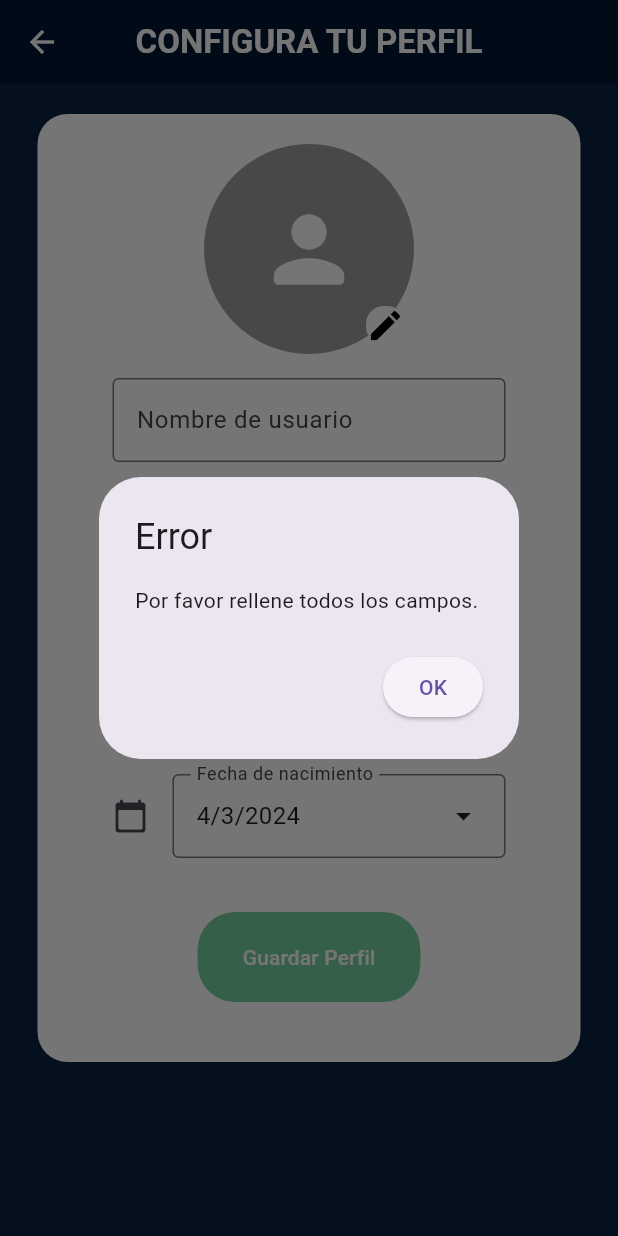
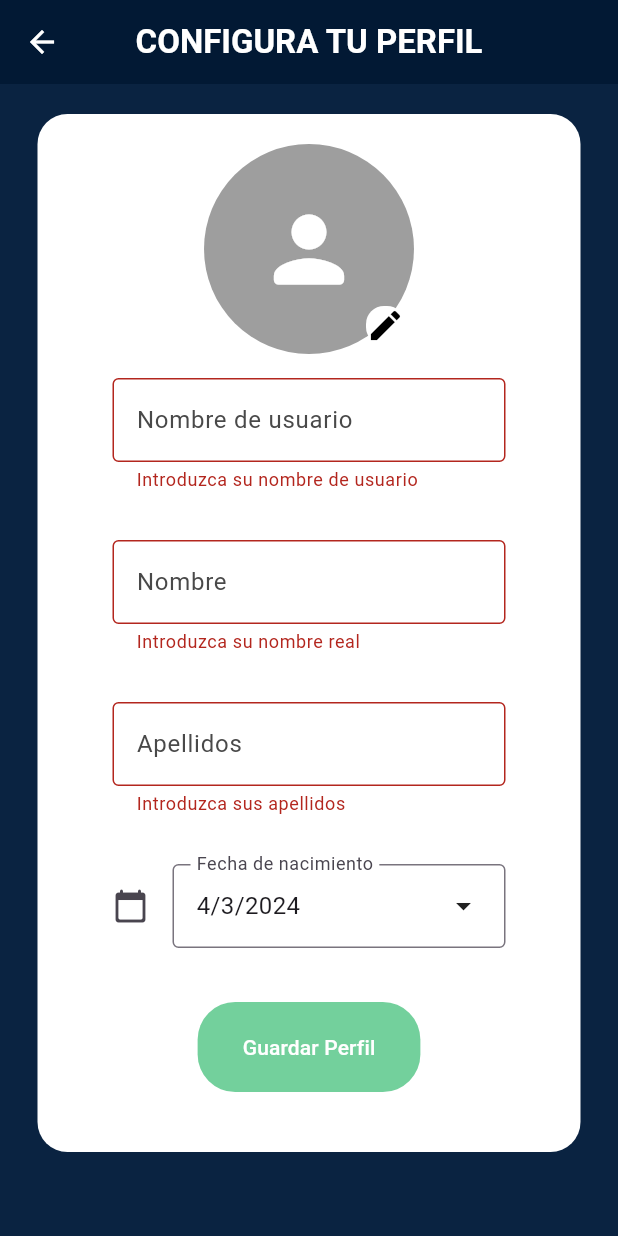
Before and after one commit to marcomar31/MarcoMartinez_ExamenFinal_PMDM_PSP, a Flutter app: the CreaPerfilView screen opened by its route, after a tap on "Guardar Perfil", on a phone screen of 412 x 824 dp. Run offline on Flutter 3.47's test engine with Material 3 defaults, Android fonts, the phone set to English and light mode, and no system bars; our stand-ins replace cloud_firestore, firebase_auth, firebase_core, firebase_storage, geolocator, google_maps_flutter and 2 more; accounts and stored records are empty; generated files the repository leaves out were written again; statements that could not run were skipped.

Commit message:
Commit 46: Arreglado error de actualización de la ubicación del usuario. Añadidas validaciones GlobalKey<FormState> a CreaPerfilView.

```diff
--- a/marcomartinez_examenfinal/lib/OnBoarding/CreaPerfilView.dart
+++ b/marcomartinez_examenfinal/lib/OnBoarding/CreaPerfilView.dart
@@ -23,6 +23,8 @@ class _CreaPerfilViewState extends State<CreaPerfilView> {
   FirebaseAdmin fbAdmin = FirebaseAdmin();
   late User usuarioActual;
 
+  late GlobalKey<FormState> _formKey;
+
   TextEditingController tecNombreUsuario = TextEditingController();
   TextEditingController tecNombre = TextEditingController();
   TextEditingController tecApellidos = TextEditingController();
@@ -34,6 +36,7 @@ class _CreaPerfilViewState extends State<CreaPerfilView> {
   void initState() {
     super.initState();
     usuarioActual = DataHolder().usuarioActual!;
+    _formKey = GlobalKey<FormState>();
   }
 
   @override
@@ -67,6 +70,8 @@ class _CreaPerfilViewState extends State<CreaPerfilView> {
                   borderRadius: BorderRadius.circular(20),
                 ),
                 padding: const EdgeInsets.symmetric(horizontal: 50, vertical: 20),
+                child: Form(
+                  key: _formKey,
                   child: Column(
                     mainAxisAlignment: MainAxisAlignment.center,
                     mainAxisSize: MainAxisSize.min,
@@ -148,15 +153,15 @@ class _CreaPerfilViewState extends State<CreaPerfilView> {
                       ),
                       Padding(
                         padding: const EdgeInsets.symmetric(vertical: 16),
-                      child: OnBoardingFormField(tec: tecNombreUsuario, label: 'Nombre de usuario', isPassword: false,),
+                        child: OnBoardingFormField(tec: tecNombreUsuario, label: 'Nombre de usuario', isPassword: false, mensajeError: "Introduzca su nombre de usuario"),
                       ),
                       Padding(
                         padding: const EdgeInsets.symmetric(vertical: 16),
-                      child: OnBoardingFormField(tec: tecNombre, label: 'Nombre', isPassword: false,),
+                        child: OnBoardingFormField(tec: tecNombre, label: 'Nombre', isPassword: false, mensajeError: "Introduzca su nombre real",),
                       ),
                       Padding(
                         padding: const EdgeInsets.symmetric(vertical: 16),
-                      child: OnBoardingFormField(tec: tecApellidos, label: 'Apellidos', isPassword: false,),
+                        child: OnBoardingFormField(tec: tecApellidos, label: 'Apellidos', isPassword: false, mensajeError: "Introduzca sus apellidos"),
                       ),
                       Padding(
                         padding: const EdgeInsets.symmetric(vertical: 16),
@@ -166,7 +171,7 @@ class _CreaPerfilViewState extends State<CreaPerfilView> {
                             decoration: const InputDecoration(
                               border: OutlineInputBorder(),
                               labelText: 'Fecha de nacimiento',
-                            icon: Icon(Icons.calendar_today_rounded),
+                              icon: Icon(Icons.calendar_today_rounded,),
                             ),
                             child: Row(
                               mainAxisAlignment: MainAxisAlignment.spaceBetween,
@@ -194,6 +199,7 @@ class _CreaPerfilViewState extends State<CreaPerfilView> {
                   ),
                 ),
               ),
+            ),
           ]),
         ),
       ),
@@ -215,24 +221,30 @@ class _CreaPerfilViewState extends State<CreaPerfilView> {
   }
 
   Future<void> _guardarPerfil() async {
+    if (_formKey.currentState!.validate()) {
       String nombreUsuario = tecNombreUsuario.text.trim();
       String nombre = tecNombre.text.trim();
       String apellidos = tecApellidos.text.trim();
-    if (nombreUsuario.isNotEmpty && nombre.isNotEmpty && apellidos.isNotEmpty) {
+      if (nombreUsuario.isNotEmpty && nombre.isNotEmpty &&
+          apellidos.isNotEmpty) {
         print('Nombre de usuario: $nombreUsuario');
         print('Fecha de nacimiento: $_fechaSeleccionada');
         usuarioActual.updateDisplayName(nombreUsuario);
         if (_imagePreview != null) {
           subeFotoPerfil();
         }
-      FProfile perfil = FProfile(nombre: nombre, apellidos: apellidos, fechaNacimiento: _fechaSeleccionada, geoloc: const GeoPoint(0,0));
+        FProfile perfil = FProfile(nombre: nombre,
+            apellidos: apellidos,
+            fechaNacimiento: _fechaSeleccionada,
+            geoloc: const GeoPoint(0, 0));
         await fbAdmin.creaPerfilUsuario(perfil);
         await DataHolder().getProfile();
         Navigator.of(context).popAndPushNamed("/home_view");
       } else {
         showDialog(
           context: context,
-        builder: (context) => AlertDialog(
+          builder: (context) =>
+              AlertDialog(
                 title: const Text('Error'),
                 content: const Text('Por favor rellene todos los campos.'),
                 actions: [
@@ -243,6 +255,7 @@ class _CreaPerfilViewState extends State<CreaPerfilView> {
                 ],
               ),
         );
+      }
     }
   }
 
--- a/marcomartinez_examenfinal/lib/Singleton/FirebaseAdmin.dart
+++ b/marcomartinez_examenfinal/lib/Singleton/FirebaseAdmin.dart
@@ -18,7 +18,7 @@ class FirebaseAdmin {
       if (email.contains("@")) {
         if (password == rePassword) {
           try {
-            auth.createUserWithEmailAndPassword(email: email, password: password);
+            await auth.createUserWithEmailAndPassword(email: email, password: password);
             print("Creado");
             return true;
           } catch (e) {
@@ -85,7 +85,7 @@ class FirebaseAdmin {
   }
 
   Future<void> signOutUsuario() async {
-    await FirebaseAuth.instance.signOut();
+    await auth.signOut();
   }
 
   Future<void> creaPerfilUsuario(FProfile profile) async {
@@ -93,7 +93,7 @@ class FirebaseAdmin {
   }
 
   void actualizarPerfilUsuario(FProfile perfil) async{
-    await db.collection("Perfiles").doc(auth.currentUser?.uid).set(perfil.toFirestore());
+    await db.collection("Perfiles").doc(auth.currentUser?.uid).update(perfil.toFirestore());
   }
 
   Future<FProfile?> descargarPerfil() async {
```
Lines whose indentation alone changed are shown as unchanged.
